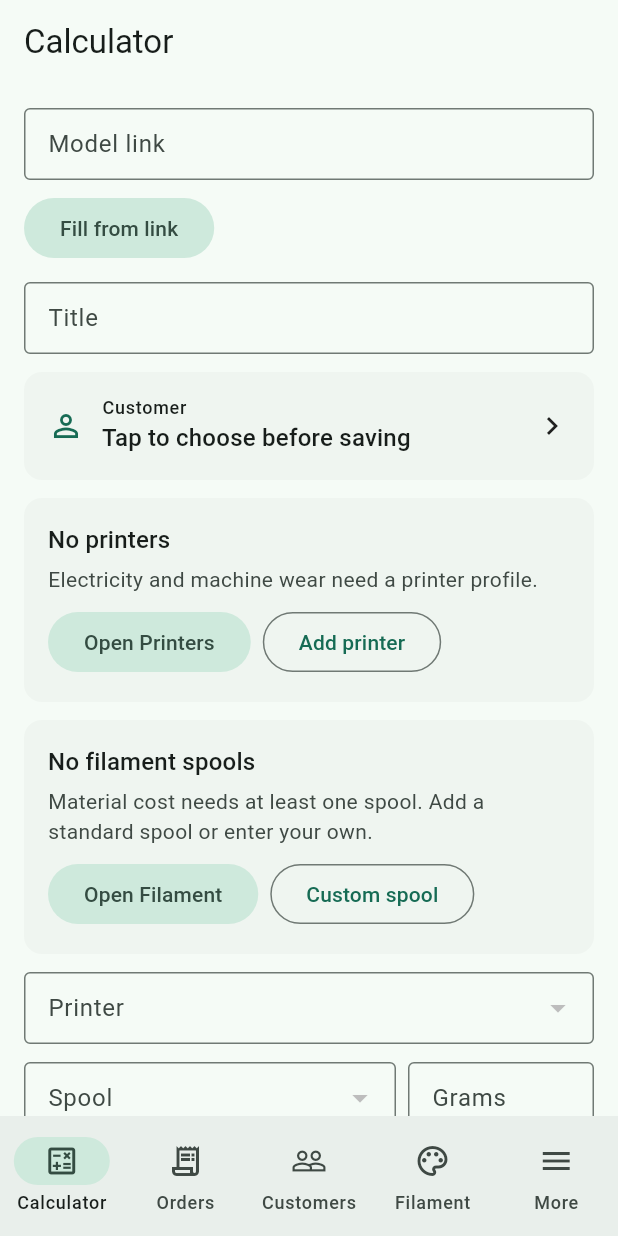
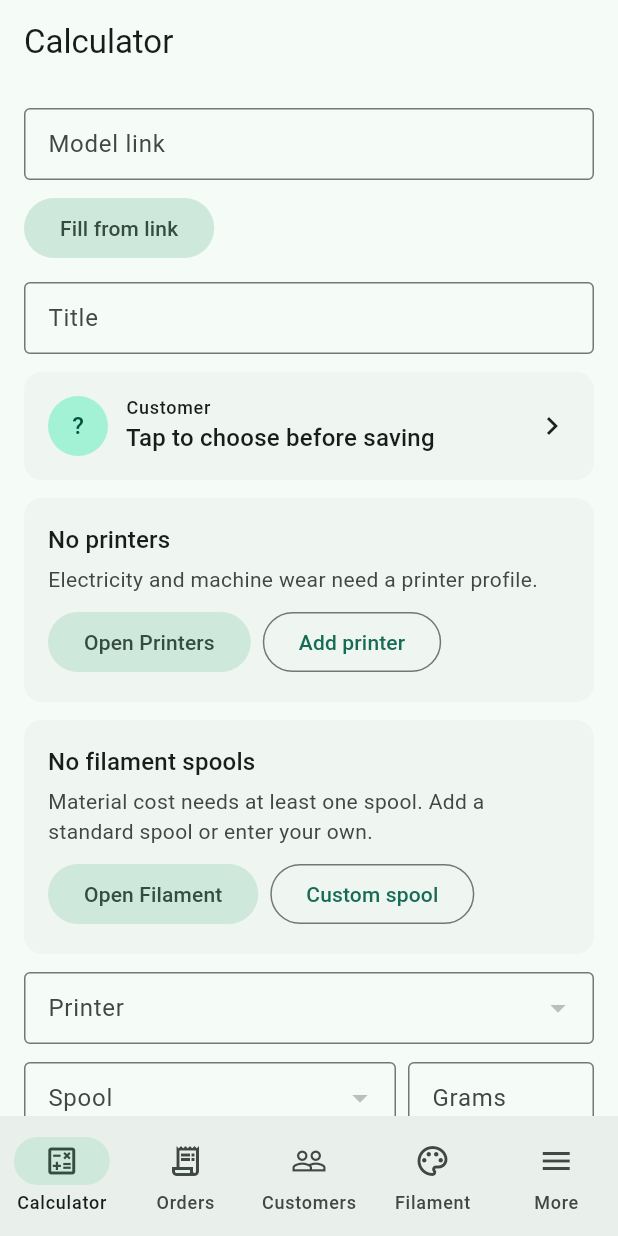
Before and after one commit to Mahinika/gramnota, a Flutter app: the CalculatorScreen screen opened by its route, on a phone screen of 412 x 824 dp. Run offline on Flutter 3.47's test engine with Material 3 defaults, Android fonts, the phone set to English and light mode, and no system bars; our stand-ins replace cloud_firestore, firebase_auth, firebase_core, flutter_riverpod, freezed_annotation, go_router and 3 more; missing offline and left inert: receive_sharing_intent; accounts and stored records are empty.

Commit message:
Polish customer picker, calculator layout, and quote customer cards.
Shared initials, quieter setup hints, and recent quotes sit below the price instead of inside the form.

Co-authored-by: Cursor <cursoragent@cursor.com>

```diff
--- a/lib/features/pricing/presentation/calculator_screen.dart
+++ b/lib/features/pricing/presentation/calculator_screen.dart
@@ -629,6 +629,18 @@ class _CalculatorScreenState extends ConsumerState<CalculatorScreen> {
     return null;
   }
 
+  String? _customerName(List<Customer> customers, String id) {
+    if (id.isEmpty) {
+      return null;
+    }
+    for (final customer in customers) {
+      if (customer.id == id) {
+        return customer.name;
+      }
+    }
+    return null;
+  }
+
   String _quoteCustomerLabel(List<Customer> customers) {
     if (!_quoteCustomerChosen) {
       return 'Tap to choose before saving';
@@ -773,10 +785,24 @@ class _CalculatorScreenState extends ConsumerState<CalculatorScreen> {
               const SizedBox(height: 8),
               Text(
                 'Valid for ${activeSettings.quoteValidityDays} days after save',
+                textAlign: TextAlign.center,
                 style: Theme.of(context).textTheme.bodySmall?.copyWith(
                       color: Theme.of(context).colorScheme.onSurfaceVariant,
                     ),
               ),
+            ],
+          ];
+          final recent = <Widget>[
+            if (recentQuotes.isNotEmpty) ...[
+              const SectionRule(),
+              const SectionHeading('Recent quotes'),
+              for (final order in recentQuotes) ...[
+                _RecentQuoteCard(
+                  order: order,
+                  customerName: _customerName(customers, order.customerId),
+                ),
+                const SizedBox(height: 8),
+              ],
             ],
           ];
           final fields = <Widget>[
@@ -815,7 +841,12 @@ class _CalculatorScreenState extends ConsumerState<CalculatorScreen> {
           ),
           if (_importNote != null) ...[
             const SizedBox(height: 8),
-            Text(_importNote!),
+            Text(
+              _importNote!,
+              style: Theme.of(context).textTheme.bodyMedium?.copyWith(
+                    color: Theme.of(context).colorScheme.onSurfaceVariant,
+                  ),
+            ),
           ],
           const SizedBox(height: 12),
           TextField(
@@ -828,9 +859,20 @@ class _CalculatorScreenState extends ConsumerState<CalculatorScreen> {
               onTap: () => _chooseQuoteCustomer(store, customers),
               child: Row(
                 children: [
-                  Icon(
-                    Icons.person_outline,
-                    color: Theme.of(context).colorScheme.primary,
+                  CircleAvatar(
+                    backgroundColor:
+                        Theme.of(context).colorScheme.primaryContainer,
+                    foregroundColor:
+                        Theme.of(context).colorScheme.onPrimaryContainer,
+                    child: Text(
+                      _quoteCustomerChosen && _quoteCustomerId.isNotEmpty
+                          ? (customers
+                                    .where((item) => item.id == _quoteCustomerId)
+                                    .firstOrNull
+                                    ?.initials ??
+                                '?')
+                          : '?',
+                    ),
                   ),
                   const SizedBox(width: 12),
                   Expanded(
@@ -853,119 +895,30 @@ class _CalculatorScreenState extends ConsumerState<CalculatorScreen> {
               ),
             ),
           ],
-          if (isNewQuote && recentQuotes.isNotEmpty) ...[
-            const SectionHeading('Recent quotes'),
-            for (final order in recentQuotes) ...[
-              TappableListCard(
-                onTap: () => context.go('/orders/${order.id}'),
-                child: Column(
-                  crossAxisAlignment: CrossAxisAlignment.start,
-                  children: [
-                    Text(
-                      'Quote ${order.quoteNumber}',
-                      style: Theme.of(context).textTheme.labelMedium?.copyWith(
-                            color: Theme.of(context)
-                                .colorScheme
-                                .onSurfaceVariant,
-                          ),
-                    ),
-                    const SizedBox(height: 4),
-                    Text(
-                      order.title,
-                      style: Theme.of(context).textTheme.titleMedium,
-                      maxLines: 2,
-                      overflow: TextOverflow.ellipsis,
-                    ),
-                    const SizedBox(height: 4),
-                    Text(
-                      formatMoney(
-                        order.breakdown.totalMinor,
-                        order.currencyCode,
-                      ),
-                      style: Theme.of(context).textTheme.labelLarge?.copyWith(
-                            color: Theme.of(context).colorScheme.primary,
-                          ),
+          if (printers.isEmpty) ...[
+            const SizedBox(height: 12),
+            const _SetupHint(
+              title: 'No printers',
+              message: 'Electricity and machine wear need a printer profile.',
+              primaryLabel: 'Open Printers',
+              primaryRoute: '/more/printers',
+              secondaryLabel: 'Add printer',
+              secondaryRoute: '/more/printers/new',
             ),
           ],
+          if (spools.isEmpty) ...[
+            const SizedBox(height: 12),
+            const _SetupHint(
+              title: 'No filament spools',
+              message:
+                  'Material cost needs at least one spool. Add a standard spool or enter your own.',
+              primaryLabel: 'Open Filament',
+              primaryRoute: '/filaments',
+              secondaryLabel: 'Custom spool',
+              secondaryRoute: '/filaments/new',
             ),
-              ),
-              const SizedBox(height: 8),
-            ],
-            const SectionRule(),
           ],
           const SizedBox(height: 12),
-          if (printers.isEmpty) ...[
-            TappableListCard(
-              child: Column(
-                crossAxisAlignment: CrossAxisAlignment.start,
-                children: [
-                  Text(
-                    'No printers',
-                    style: Theme.of(context).textTheme.titleMedium,
-                  ),
-                  const SizedBox(height: 4),
-                  Text(
-                    'Electricity and machine wear need a printer profile.',
-                    style: Theme.of(context).textTheme.bodyMedium?.copyWith(
-                          color: Theme.of(context).colorScheme.onSurfaceVariant,
-                        ),
-                  ),
-                  const SizedBox(height: 8),
-                  Wrap(
-                    spacing: 8,
-                    runSpacing: 8,
-                    children: [
-                      FilledButton.tonal(
-                        onPressed: () => context.go('/more/printers'),
-                        child: const Text('Open Printers'),
-                      ),
-                      OutlinedButton(
-                        onPressed: () => context.go('/more/printers/new'),
-                        child: const Text('Add printer'),
-                      ),
-                    ],
-                  ),
-                ],
-              ),
-            ),
-            const SizedBox(height: 12),
-          ],
-          if (spools.isEmpty) ...[
-            TappableListCard(
-              child: Column(
-                crossAxisAlignment: CrossAxisAlignment.start,
-                children: [
-                  Text(
-                    'No filament spools',
-                    style: Theme.of(context).textTheme.titleMedium,
-                  ),
-                  const SizedBox(height: 4),
-                  Text(
-                    'Material cost needs at least one spool. Add a standard spool or enter your own.',
-                    style: Theme.of(context).textTheme.bodyMedium?.copyWith(
-                          color: Theme.of(context).colorScheme.onSurfaceVariant,
-                        ),
-                  ),
-                  const SizedBox(height: 8),
-                  Wrap(
-                    spacing: 8,
-                    runSpacing: 8,
-                    children: [
-                      FilledButton.tonal(
-                        onPressed: () => context.go('/filaments'),
-                        child: const Text('Open Filament'),
-                      ),
-                      OutlinedButton(
-                        onPressed: () => context.go('/filaments/new'),
-                        child: const Text('Custom spool'),
-                      ),
-                    ],
-                  ),
-                ],
-              ),
-            ),
-            const SizedBox(height: 12),
-          ],
           DropdownButtonFormField<String>(
             key: ValueKey(_printerId),
             initialValue: printers.any((printer) => printer.id == _printerId)
@@ -1112,7 +1065,7 @@ class _CalculatorScreenState extends ConsumerState<CalculatorScreen> {
           if (!wide) {
             return ListView(
               padding: const EdgeInsets.all(16),
-              children: [...fields, const SectionRule(), ...summary],
+              children: [...fields, const SectionRule(), ...summary, ...recent],
             );
           }
           return ListView(
@@ -1124,22 +1077,29 @@ class _CalculatorScreenState extends ConsumerState<CalculatorScreen> {
                   children: [
                     Expanded(
                       flex: 5,
+                      child: Padding(
+                        padding: const EdgeInsets.only(right: 24),
                         child: Column(
                           crossAxisAlignment: CrossAxisAlignment.stretch,
                           children: fields,
                         ),
                       ),
+                    ),
                     const VerticalDivider(width: 1),
                     Expanded(
                       flex: 4,
+                      child: Padding(
+                        padding: const EdgeInsets.only(left: 24),
                         child: Column(
                           crossAxisAlignment: CrossAxisAlignment.stretch,
                           children: summary,
                         ),
                       ),
+                    ),
                   ],
                 ),
               ),
+              ...recent,
             ],
           );
         },
@@ -1223,6 +1183,115 @@ class _CalculatorScreenState extends ConsumerState<CalculatorScreen> {
   }
 }
 
+class _SetupHint extends StatelessWidget {
+  const _SetupHint({
+    required this.title,
+    required this.message,
+    required this.primaryLabel,
+    required this.primaryRoute,
+    required this.secondaryLabel,
+    required this.secondaryRoute,
+  });
+
+  final String title;
+  final String message;
+  final String primaryLabel;
+  final String primaryRoute;
+  final String secondaryLabel;
+  final String secondaryRoute;
+
+  @override
+  Widget build(BuildContext context) {
+    final theme = Theme.of(context);
+    return TappableListCard(
+      child: Column(
+        crossAxisAlignment: CrossAxisAlignment.start,
+        children: [
+          Text(title, style: theme.textTheme.titleMedium),
+          const SizedBox(height: 4),
+          Text(
+            message,
+            style: theme.textTheme.bodyMedium?.copyWith(
+              color: theme.colorScheme.onSurfaceVariant,
+            ),
+          ),
+          const SizedBox(height: 8),
+          Wrap(
+            spacing: 8,
+            runSpacing: 8,
+            children: [
+              FilledButton.tonal(
+                onPressed: () => context.go(primaryRoute),
+                child: Text(primaryLabel),
+              ),
+              OutlinedButton(
+                onPressed: () => context.go(secondaryRoute),
+                child: Text(secondaryLabel),
+              ),
+            ],
+          ),
+        ],
+      ),
+    );
+  }
+}
+
+class _RecentQuoteCard extends StatelessWidget {
+  const _RecentQuoteCard({required this.order, required this.customerName});
+
+  final PrintOrder order;
+  final String? customerName;
+
+  @override
+  Widget build(BuildContext context) {
+    final theme = Theme.of(context);
+    final scheme = theme.colorScheme;
+    return TappableListCard(
+      onTap: () => context.go('/orders/${order.id}'),
+      child: Row(
+        children: [
+          Expanded(
+            child: Column(
+              crossAxisAlignment: CrossAxisAlignment.start,
+              children: [
+                Text(
+                  'Quote ${order.quoteNumber} · ${orderStatusLabel(order.status)}',
+                  style: theme.textTheme.labelMedium?.copyWith(
+                    color: scheme.onSurfaceVariant,
+                  ),
+                ),
+                const SizedBox(height: 2),
+                Text(
+                  order.title,
+                  style: theme.textTheme.titleMedium,
+                  maxLines: 1,
+                  overflow: TextOverflow.ellipsis,
+                ),
+                if (customerName != null && customerName!.isNotEmpty) ...[
+                  const SizedBox(height: 2),
+                  Text(
+                    customerName!,
+                    style: theme.textTheme.bodySmall?.copyWith(
+                      color: scheme.onSurfaceVariant,
+                    ),
+                    maxLines: 1,
+                    overflow: TextOverflow.ellipsis,
+                  ),
+                ],
+              ],
+            ),
+          ),
+          const SizedBox(width: 12),
+          Text(
+            formatMoney(order.breakdown.totalMinor, order.currencyCode),
+            style: theme.textTheme.labelLarge?.copyWith(color: scheme.primary),
+          ),
+        ],
+      ),
+    );
+  }
+}
+
 final _settingsProvider = StreamProvider.family<WorkshopSettings, UserStore>(
   (ref, store) => store.watchSettings(),
 );
```
Also changed, not shown: lib/features/customers/domain/customer.dart (+29 -0 lines), lib/features/customers/presentation/customer_quote_picker.dart (+35 -11 lines), lib/features/customers/presentation/customers_screen.dart (+2 -27 lines), lib/features/orders/presentation/orders_screen.dart (+9 -4 lines). Lines whose indentation alone changed are shown as unchanged.
